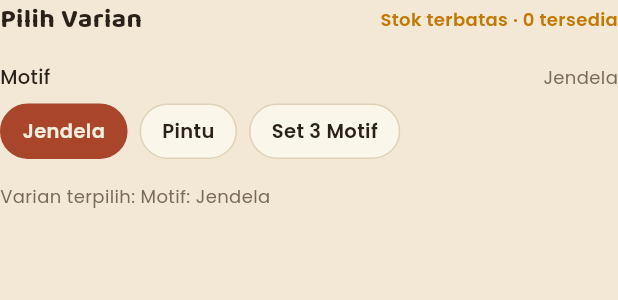
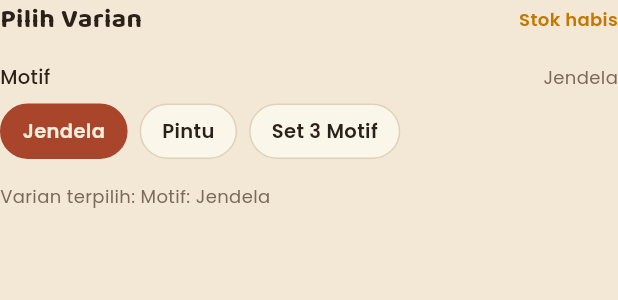
Before and after one commit to 4abduu/sesuatudarikotamalang-user-mobile, a Flutter app: the VariantPicker widget shown alone on an empty page, opened directly with sample values from the repository, on a phone screen of 412 x 824 dp. Shown: the top 300 px of the screen. Run offline on Flutter 3.47's test engine with Material 3 defaults, Android fonts, the phone set to English and light mode, and no system bars; our stand-ins replace go_router, google_fonts, google_sign_in, image_picker, qr_flutter, shared_preferences and 1 more; accounts and stored records are empty; network calls fail.

Commit message:
menambahkan display stok secara realtime

```diff
--- a/lib/features/product_detail/widgets/variant_picker.dart
+++ b/lib/features/product_detail/widgets/variant_picker.dart
@@ -18,6 +18,11 @@ class VariantPicker extends StatelessWidget {
     final matched = provider.matchedVariant;
     final int stockToShow = matched != null ? matched.effectiveStock : product.totalStock;
     final isLimited = stockToShow <= 10;
+    final stockLabel = stockToShow <= 0
+        ? 'Stok habis'
+        : stockToShow > 10
+            ? 'Stok 10+ tersedia'
+            : 'Stok terbatas · $stockToShow tersedia';
 
     return Column(
       crossAxisAlignment: CrossAxisAlignment.start,
@@ -27,11 +32,11 @@ class VariantPicker extends StatelessWidget {
           children: [
             Text('Pilih Varian', style: AppTextStyles.h3),
             Text(
-              isLimited ? 'Stok terbatas · $stockToShow tersedia' : 'Stok: $stockToShow tersedia',
-              style: const TextStyle(
+              stockLabel,
+              style: TextStyle(
                 fontSize: 12,
                 fontWeight: FontWeight.w600,
-                color: Color(0xFFC27803), // Kuning-amber / terracotta lembut sesuai desain
+                color: isLimited ? const Color(0xFFC27803) : AppColors.muted,
               ),
             ),
           ],
```
Also changed, not shown: lib/features/product_detail/screens/product_detail_screen.dart (+15 -0 lines).
